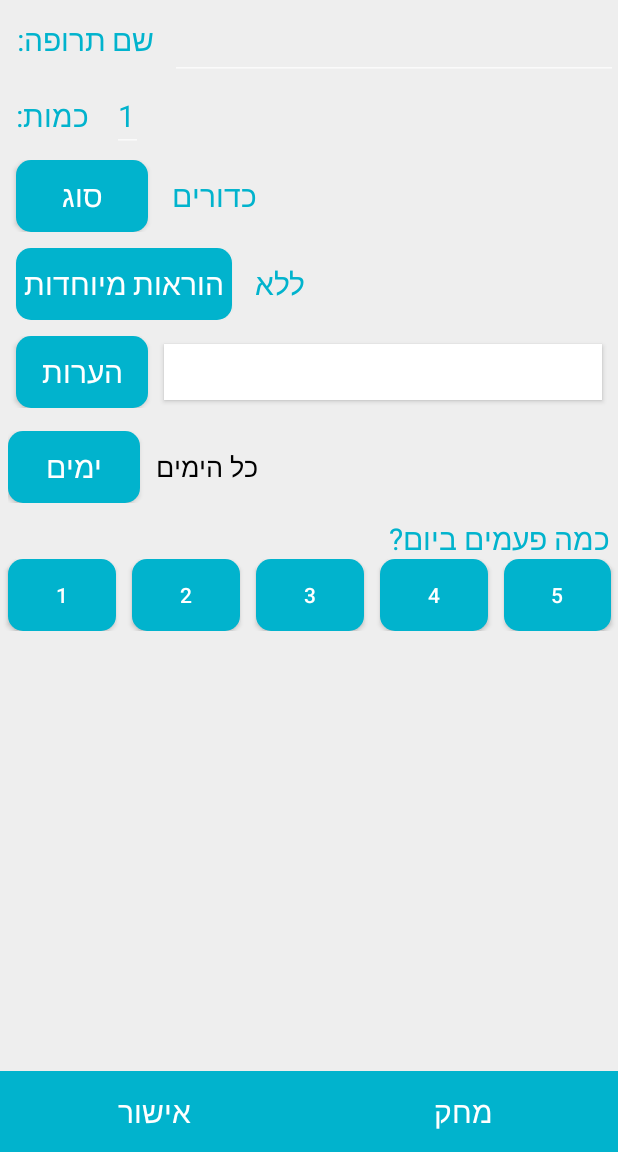
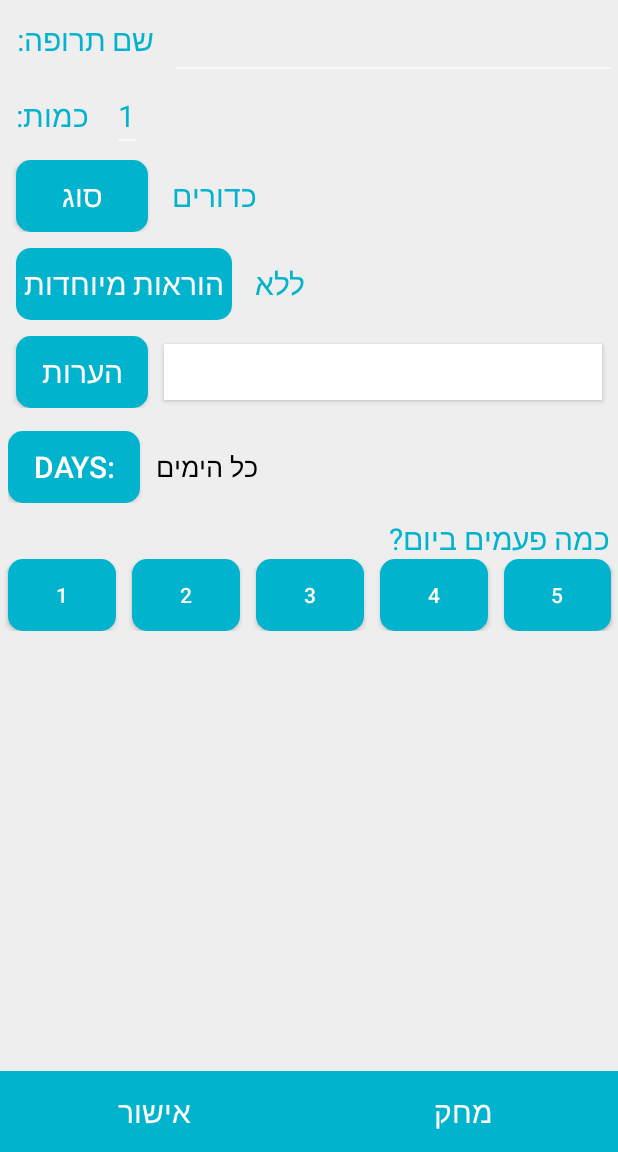
Before and after one commit to edenkes/Medico, an Android app: the MedicineData screen opened directly, with no data from a screen before it, on a phone screen of 412 x 824 dp, the part 84-1236 px from its top. Run offline under Robolectric (Android 15) with nearby library versions, the light colour scheme and no system bars.

Commit message:
Fix more dialog styling. Add some translations

```diff
--- a/app/src/main/res/values/strings.xml
+++ b/app/src/main/res/values/strings.xml
@@ -22,7 +22,7 @@
     <string name="Thursday_Short">ה</string>
     <string name="Friday_Short">ו</string>
 
-    <string name="select_days">ימים</string>
+    <string name="select_days">Days:</string>
     <string name="Sunday">ראשון</string>
     <string name="Monday">שני</string>
     <string name="Tuesday">שלישי</string>
```
